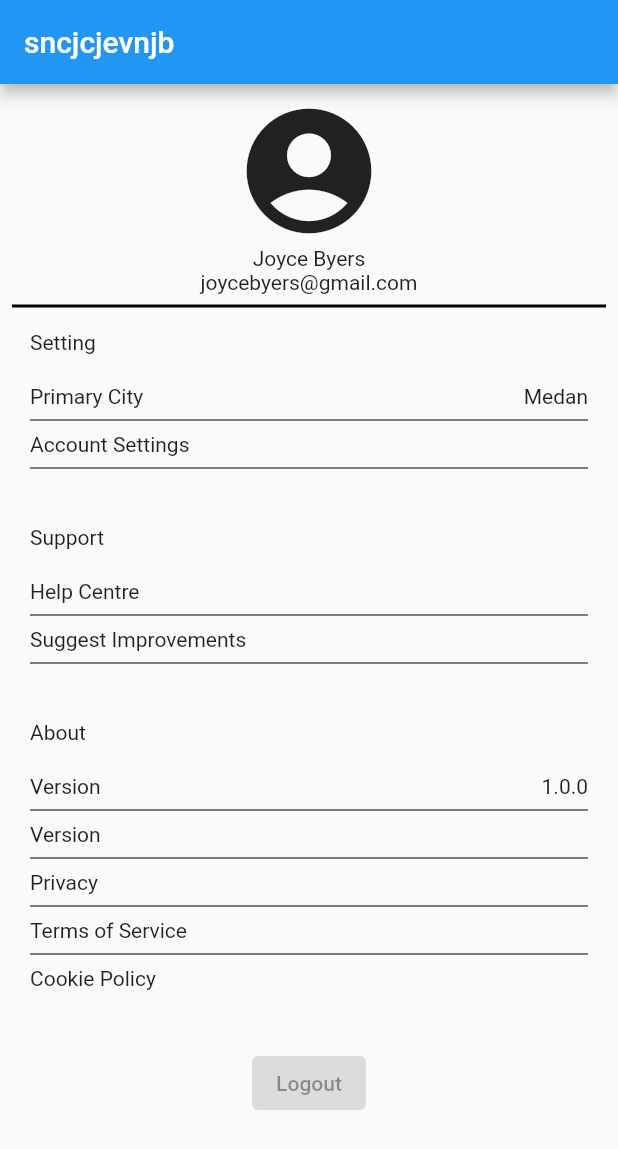
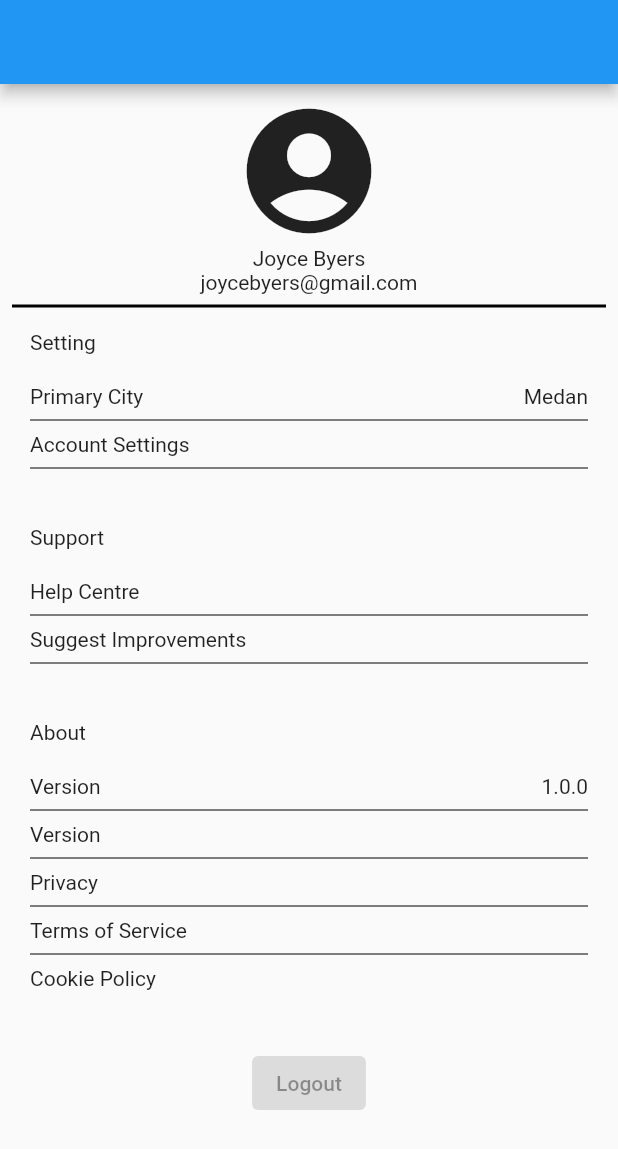
Before and after one commit to JuliusKosman/TheChindos-eventera, a Flutter app: the screen it shows after launch, on a phone screen of 412 x 824 dp. Shown: the top 1149 px of the screen. Run offline on Flutter 3.47's test engine with Material 2 defaults, Android fonts, the light colour scheme and no system bars.

```diff
--- a/lib/myacc.dart
+++ b/lib/myacc.dart
@@ -12,7 +12,7 @@ class _MyWidgetState extends State<MyAccInfo> {
   Widget build(BuildContext context) {
     return Scaffold(
       appBar: AppBar(
-        title: Text("sncjcjevnjb"),
+        title: Text(""),
       ),
       body: SingleChildScrollView(
         child: Column(
```
